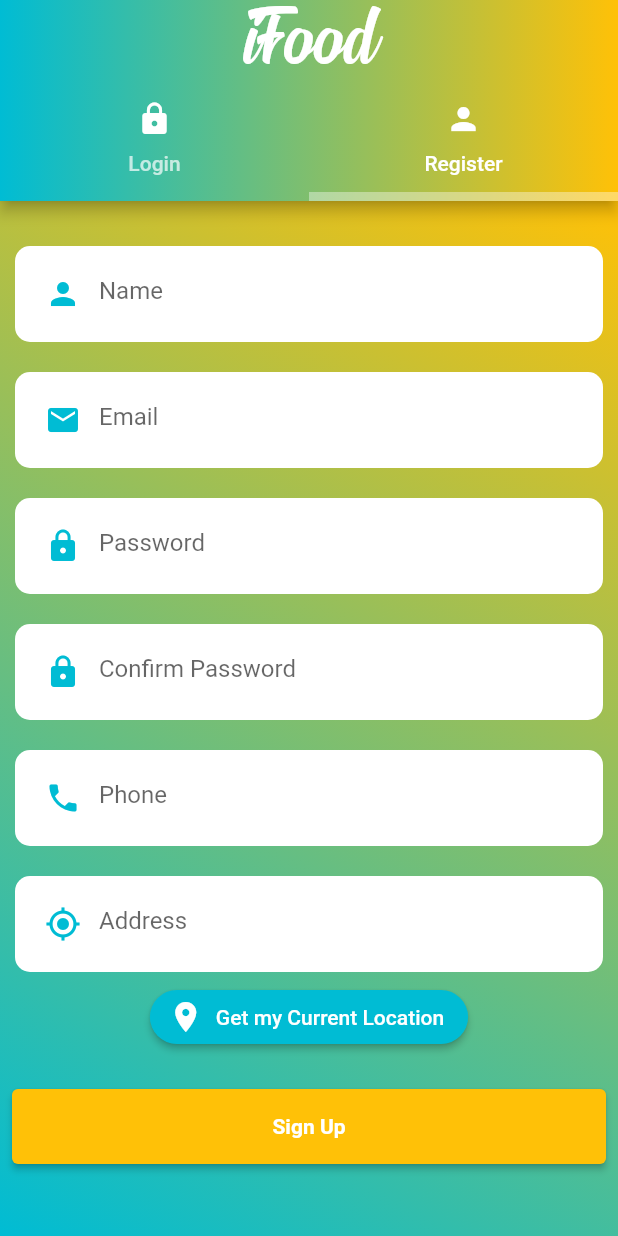
After one commit to ChineduOkoronkwo/riders_app, a Flutter app: the AuthScreen screen opened directly, tab 2 chosen, after a tap on "Get my Current Location", on a phone screen of 412 x 824 dp. The commit adds this screen. Run offline on Flutter 3.47's test engine with Material 2 defaults, Android fonts, the phone set to English and light mode, and no system bars.

Commit message:
updated splashscreen, added customformtextfield, auth, login and register screens

```diff
--- /dev/null
+++ b/lib/authentication/auth_screen.dart
@@ -0,0 +1,80 @@
+import 'package:flutter/material.dart';
+
+import 'login_screen.dart';
+import 'register_screen.dart';
+
+class AuthScreen extends StatefulWidget {
+  const AuthScreen({super.key});
+
+  @override
+  State<AuthScreen> createState() => _AuthScreenState();
+}
+
+class _AuthScreenState extends State<AuthScreen> {
+  @override
+  Widget build(BuildContext context) {
+    return DefaultTabController(
+      length: 2,
+      child: Scaffold(
+        appBar: AppBar(
+          flexibleSpace: Container(
+            decoration: const BoxDecoration(
+              gradient: LinearGradient(
+                colors: [
+                  Colors.cyan,
+                  Colors.amber,
+                ],
+                begin: FractionalOffset(0.0, 0.0),
+                end: FractionalOffset(1.0, 0.0),
+                stops: [0.0, 1.0],
+                tileMode: TileMode.clamp,
+              )
+            ),
+          ),
+          automaticallyImplyLeading: false,
+          title: const Text(
+            'iFood',
+            style: TextStyle(
+              fontSize: 60,
+              color: Colors.white,
+              fontFamily: "Signatra",
+            ),
+          ),
+          centerTitle: true,
+          bottom: const TabBar(
+            tabs: [
+              Tab(
+                icon: Icon(Icons.lock, color: Colors.white,),
+                text: "Login",
+              ),
+              Tab(
+                icon: Icon(Icons.person, color: Colors.white,),
+                text: "Register",
+              ),
+            ],
+            indicatorColor: Colors.white38,
+            indicatorWeight: 6,
+          ),
+        ),
+        body: Container(
+          decoration: const BoxDecoration(
+            gradient: LinearGradient(
+              begin: Alignment.topRight,
+              end: Alignment.bottomLeft,
+              colors: [
+                Colors.amber,
+                Colors.cyan,
+              ]
+            )
+          ),
+          child: const TabBarView(
+            children: [
+              LoginScreen(),
+              RegisterScreen(),
+            ],
+          ),
+        ),
+      ),
+    );
+  }
+}
--- /dev/null
+++ b/lib/authentication/custom_form_text_field.dart
@@ -0,0 +1,55 @@
+import 'package:flutter/material.dart';
+
+class CustomFormTextField extends StatelessWidget {
+  final TextEditingController? controller;
+  final IconData? iconData;
+  final String? hintText;
+  final Color iconColor;
+  final InputBorder? inputBorder;
+  final FormFieldValidator<String>? validator;
+  final bool obscureText;
+  final bool enabled;
+  final bool readOnly;
+
+  const CustomFormTextField({super.key,
+    required this.controller,
+    required this.iconData,
+    required this.hintText,
+    this.inputBorder = InputBorder.none,
+    this.validator,
+    this.obscureText = false,
+    this.enabled = true,
+    this.readOnly = false,
+    this.iconColor = Colors.cyan,
+  });
+
+  @override
+  Widget build(BuildContext context) {
+    return Container(
+      decoration: const BoxDecoration(
+        color: Colors.white,
+        borderRadius: BorderRadius.all(Radius.circular(10)),
+      ),
+      padding: const EdgeInsets.all(8.0),
+      margin: const EdgeInsets.all(10),
+      child: TextFormField(
+        enabled: enabled,
+        readOnly: readOnly,
+        controller: controller,
+        obscureText: obscureText,
+        cursorColor: Theme.of(context).primaryColor,
+        decoration: InputDecoration(
+          border: inputBorder,
+          prefixIcon: Icon(
+            iconData,
+            color: iconColor,
+          ),
+          focusColor: Theme.of(context).primaryColor,
+          hintText: hintText,
+        ),
+        validator: validator,
+        autovalidateMode: AutovalidateMode.onUserInteraction,
+      ),
+    );
+  }
+}
--- /dev/null
+++ b/lib/authentication/login_screen.dart
@@ -0,0 +1,89 @@
+
+
+import 'package:flutter/material.dart';
+
+import 'custom_form_text_field.dart';
+
+class LoginScreen extends StatefulWidget {
+  const LoginScreen({super.key});
+
+  @override
+  State<LoginScreen> createState() => _LoginScreenState();
+}
+
+class _LoginScreenState extends State<LoginScreen> {
+  final GlobalKey<FormState> _formKey = GlobalKey<FormState>();
+  TextEditingController emailController = TextEditingController();
+  TextEditingController passwordController = TextEditingController();
+
+  Future<void> login() async {
+
+  }
+
+  Widget _getDpImage() {
+    return Container(
+      alignment: Alignment.bottomCenter,
+      child: Padding(
+        padding: const EdgeInsets.all(15),
+        child: Image.asset(
+          "images/logo.png",
+          height: 270,
+        ),
+      ),
+    );
+  }
+
+  ElevatedButton _getElevatedButton() {
+    return ElevatedButton(
+      style: ElevatedButton.styleFrom(
+          backgroundColor: Colors.amber,
+          padding: const EdgeInsets.symmetric(horizontal: 50, vertical: 10),
+          minimumSize: const Size.fromHeight(50)),
+      onPressed: login,
+      child: const Text(
+        "Login",
+        style: TextStyle(
+          color: Colors.white,
+          fontWeight: FontWeight.bold,
+        ),
+      ),
+    );
+  }
+
+  @override
+  Widget build(BuildContext context) {
+    return SingleChildScrollView(
+      child: Column(
+        mainAxisSize: MainAxisSize.max,
+        children: [
+          _getDpImage(),
+          Form(
+            key: _formKey,
+            child: Column(
+              children: [
+                CustomFormTextField(
+                  controller: emailController,
+                  iconData: Icons.email,
+                  hintText: "Email",
+                ),
+                CustomFormTextField(
+                  controller: passwordController,
+                  iconData: Icons.lock,
+                  hintText: "Password",
+                  obscureText: true,
+                ),
+                Padding(
+                  padding: const EdgeInsets.all(8.0),
+                  child: _getElevatedButton(),
+                ),
+              ],
+            ),
+          ),
+          const SizedBox(
+            height: 30,
+          ),
+        ],
+      ),
+    );
+  }
+}
--- /dev/null
+++ b/lib/authentication/register_screen.dart
@@ -0,0 +1,146 @@
+
+
+import 'package:flutter/material.dart';
+
+import 'custom_form_text_field.dart';
+
+class RegisterScreen extends StatefulWidget {
+  const RegisterScreen({super.key});
+
+  @override
+  State<RegisterScreen> createState() => _RegisterScreenState();
+}
+
+class _RegisterScreenState extends State<RegisterScreen> {
+  final GlobalKey<FormState> _formKey = GlobalKey<FormState>();
+  TextEditingController nameController = TextEditingController();
+  TextEditingController emailController = TextEditingController();
+  TextEditingController passwordController = TextEditingController();
+  TextEditingController confirmPasswordController = TextEditingController();
+  TextEditingController phoneController = TextEditingController();
+  TextEditingController locationController = TextEditingController();
+
+  Future<void> signup() async {
+
+  }
+
+  Future<void> getCurrentLocation() async {
+
+  }
+
+  Future<void> _getImage() async {
+
+  }
+
+  List<Widget> _getTextFields() {
+    return [
+      CustomFormTextField(
+        controller: nameController,
+        iconData: Icons.person,
+        hintText: "Name",
+      ),
+      CustomFormTextField(
+        controller: emailController,
+        iconData: Icons.email,
+        hintText: "Email",
+      ),
+      CustomFormTextField(
+        controller: passwordController,
+        iconData: Icons.lock,
+        hintText: "Password",
+        obscureText: true,
+      ),
+      CustomFormTextField(
+        controller: confirmPasswordController,
+        iconData: Icons.lock,
+        hintText: "Confirm Password",
+        obscureText: true,
+      ),
+      CustomFormTextField(
+        controller: phoneController,
+        iconData: Icons.phone,
+        hintText: "Phone",
+      ),
+      CustomFormTextField(
+        controller: locationController,
+        iconData: Icons.my_location,
+        hintText: "Address",
+      ),
+      _getLocationButton(),
+      const SizedBox(
+        height: 20,
+      ),
+      Padding(
+        padding: const EdgeInsets.all(8.0),
+        child: _getElevatedButton(),
+      ),
+    ];
+  }
+
+  ElevatedButton _getElevatedButton() {
+    return ElevatedButton(
+      style: ElevatedButton.styleFrom(
+          backgroundColor: Colors.amber,
+          padding: const EdgeInsets.symmetric(horizontal: 50, vertical: 10),
+          minimumSize: const Size.fromHeight(50)),
+      onPressed: signup,
+      child: const Text(
+        "Sign Up",
+        style: TextStyle(
+          color: Colors.white,
+          fontWeight: FontWeight.bold,
+        ),
+      ),
+    );
+  }
+
+  Widget _getLocationButton() {
+    return Container(
+      width: 400,
+      height: 40,
+      alignment: Alignment.center,
+      child: ElevatedButton.icon(
+        onPressed: getCurrentLocation,
+        icon: const Icon(
+          Icons.location_on,
+          color: Colors.white,
+        ),
+        label: const Text(
+          "Get my Current Location",
+          style: TextStyle(color: Colors.white),
+        ),
+        style: ElevatedButton.styleFrom(
+          backgroundColor: Colors.cyan,
+          shape:
+              RoundedRectangleBorder(borderRadius: BorderRadius.circular(30)),
+        ),
+      ),
+    );
+  }
+
+  @override
+  Widget build(BuildContext context) {
+    return SingleChildScrollView(
+      child: Column(
+        mainAxisSize: MainAxisSize.max,
+        children: [
+          const SizedBox(
+            height: 10,
+          ),
+          const SizedBox(
+            height: 10,
+          ),
+          Form(
+            key: _formKey,
+            child: Column(
+              children: _getTextFields(),
+            ),
+          ),
+          const SizedBox(
+            height: 30,
+          ),
+        ],
+      ),
+    );
+  }
+}
--- a/lib/splash_screen/splash_screen.dart
+++ b/lib/splash_screen/splash_screen.dart
@@ -1,4 +1,8 @@
+import 'dart:async';
+
 import 'package:flutter/material.dart';
+
+import '../authentication/auth_screen.dart';
 
 class SplashScreen extends StatefulWidget {
   const SplashScreen({super.key});
@@ -8,19 +12,19 @@ class SplashScreen extends StatefulWidget {
 }
 
 class _SplashScreenState extends State<SplashScreen> {
-  // startTimer() {
-  //   Timer(const Duration(seconds: 8), () async {
-  //     Navigator.push(
-  //         context, MaterialPageRoute(builder: (c) => const AuthScreen()));
-  //   });
-  // }
+  startTimer() {
+    Timer(const Duration(seconds: 8), () async {
+      Navigator.push(
+          context, MaterialPageRoute(builder: (c) => const AuthScreen()));
+    });
+  }
 
-  // @override
-  // void initState() {
-  //   super.initState();
+  @override
+  void initState() {
+    super.initState();
 
-  //   startTimer();
-  // }
+    startTimer();
+  }
 
   @override
   Widget build(BuildContext context) {
```
